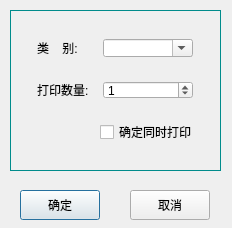
The window that tabregister/newslices.ui (YYC572652645/PatholoSystem) describes before a commit, drawn with Qt 5.
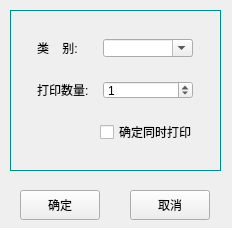
The same window after the commit.

What changed in the file:
```diff
--- a/tabregister/newslices.ui
+++ b/tabregister/newslices.ui
@@ -1,7 +1,7 @@
 <?xml version="1.0" encoding="UTF-8"?>
 <ui version="4.0">
  <class>newslices</class>
- <widget class="QDialog" name="newslices">
+ <widget class="QWidget" name="newslices">
   <property name="geometry">
    <rect>
     <x>0</x>
```
